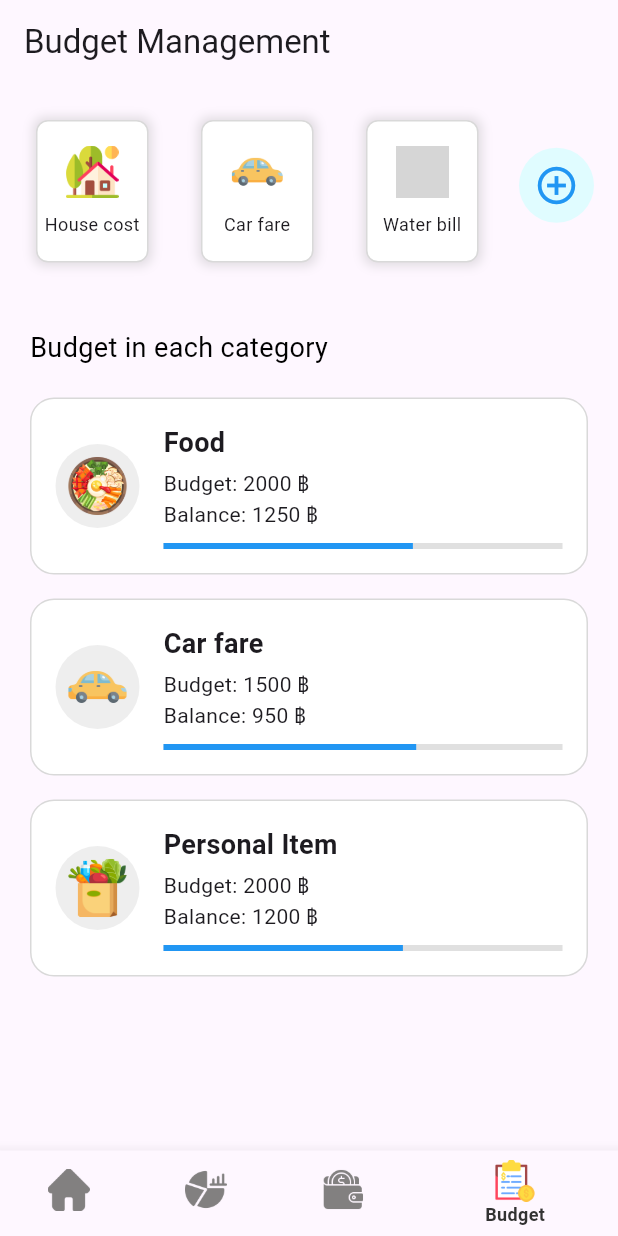
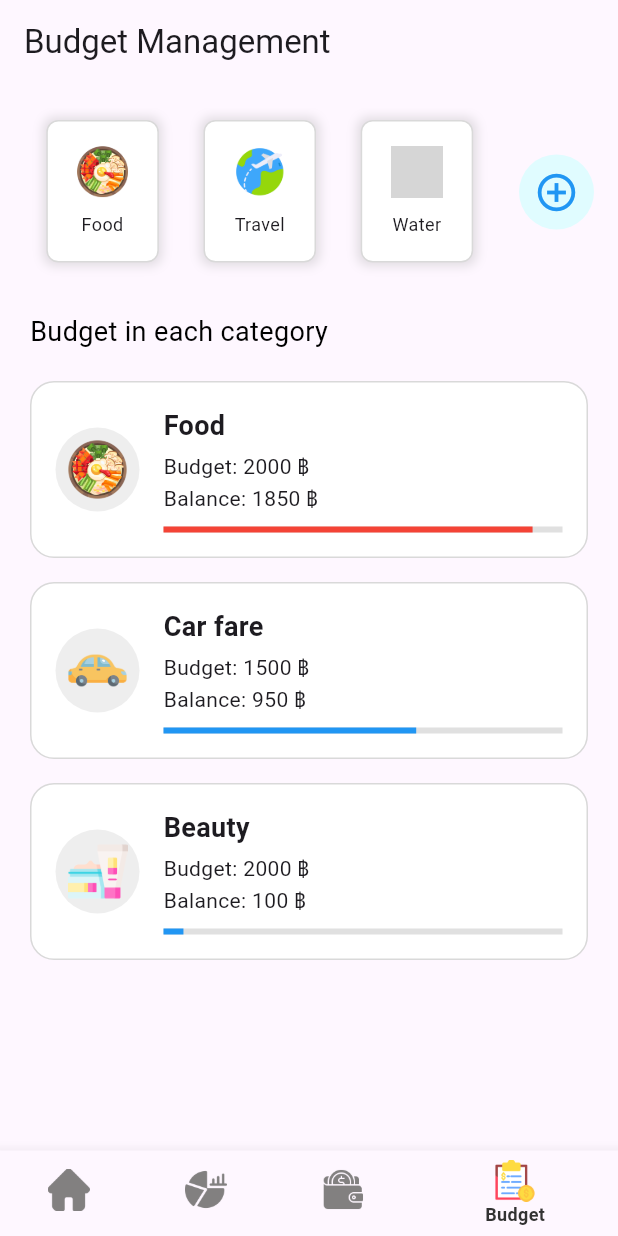
Before and after one commit to NugOrNook/projectVongola, a Flutter app: the screen it shows after launch, item 4 of the bottom bar chosen, on a phone screen of 412 x 824 dp. Run offline on Flutter 3.47's test engine with Material 3 defaults, Android fonts, the phone set to English and light mode, and no system bars; drawn by our look-alikes of carousel_slider; our stand-ins replace flutter_form_builder, form_builder_validators, image_picker, sqflite; missing offline and left inert: google_mlkit_text_recognition; accounts and stored records are empty; grey boxes are pictures that could not be loaded.

Commit message:
Update : 11/9/2024

```diff
--- a/lib/window/Page1/page1.dart
+++ b/lib/window/Page1/page1.dart
@@ -1,5 +1,5 @@
 import 'package:flutter/material.dart';
-import 'pageAdd/pageAddLog.dart';
+import 'pageAddLog.dart';
 import '../../database/db_manage.dart';
 import 'CardDashBoard.dart';
 import 'CardFinancial.dart';
--- a/lib/window/Page1/pageAdd/pageAddLog.dart
+++ b/lib/window/Page1/pageAddLog.dart
@@ -1,8 +1,8 @@
 import 'package:flutter/material.dart';
 import 'package:flutter_form_builder/flutter_form_builder.dart';
 import 'package:form_builder_validators/form_builder_validators.dart';
-import '../../../imageOCR/pick_picture.dart';
-import '../../../database/db_manage.dart';
+import '../../imageOCR/pick_picture.dart';
+import '../../database/db_manage.dart';
 import 'package:flutter/services.dart';
 
 class AddTransaction extends StatefulWidget {
@@ -19,6 +19,7 @@ class _AddTransactionState extends State<AddTransaction> {
   final _formKey = GlobalKey<FormBuilderState>();
   final TextEditingController _amountController = TextEditingController();
   final TextEditingController _memoController = TextEditingController();
+  final TextEditingController _dateTimeController = TextEditingController();
   final ImageOcrHelper _imageOcrHelper = ImageOcrHelper();  // สร้างอินสแตนซ์ของ ImageOcrHelper พอย
 
   @override
@@ -147,7 +148,8 @@ class _AddTransactionState extends State<AddTransaction> {
                   DropdownMenuItem(value: 'House cost', child: Text('House cost'),),
                   DropdownMenuItem(value: 'Car fare', child: Text('Car fare'),),
                   DropdownMenuItem(value: 'Gasoline cost', child: Text('Gasoline cost'),),
-                  DropdownMenuItem(value: 'Cost of equipment', child: Text('Cost of equipment'),),
+                  DropdownMenuItem(value: 'Medical expenses', child: Text('Medical expenses'),),
+                  DropdownMenuItem(value: 'Beauty expenses', child: Text('Beauty expenses'),),
                   DropdownMenuItem(value: 'Other', child: Text('Other'),),
                 ],
                 validator: FormBuilderValidators.required(
@@ -200,7 +202,7 @@ class _AddTransactionState extends State<AddTransaction> {
                 onPressed: () async {
                   if (_formKey.currentState!.saveAndValidate()) {
                     var typeExpense = _formKey.currentState?.value['transactionType'];
-                    var date = _formKey.currentState?.value['date'];
+                    var date = _formKey.currentState?.value['dateTimeController'];
                     var category = _formKey.currentState?.value['category'];
                     var amount = _amountController.text;
                     var memo = _memoController.text;
--- a/lib/window/Page4/page4.dart
+++ b/lib/window/Page4/page4.dart
@@ -1,5 +1,6 @@
 import 'package:flutter/material.dart';
 import 'budgetCatagory.dart';
+import 'package:carousel_slider/carousel_slider.dart';
 
 class Page4 extends StatefulWidget {
   @override
@@ -28,16 +29,37 @@ class CreateBudget extends StatelessWidget {
           child: Row(
             mainAxisAlignment: MainAxisAlignment.spaceBetween,
             children: [
-              _buildCategoryItem('assets/house.png', "House cost"),
-              _buildCategoryItem('assets/car.png', "Car fare"),
-              _buildCategoryItem('assets/water_bill.png', "Water bill"),
-              _buildAddButton(context),
+              Flexible(
+                child: CarouselSlider(
+                  options: CarouselOptions(
+                    height: 120, // ความสูงของ Carousel
+                    viewportFraction: 0.338, // ระยะห่างของแต่ละ item เทียบกับหน้าจอ
+                    enableInfiniteScroll: false, // ปิดการ scroll แบบวน
+                    // enlargeCenterPage: false, // ไม่ขยาย item ตรงกลาง
+                    padEnds: false, // ปิดการ pad ขอบทั้งสองข้าง
+                  ),
+                  items: [
+                    _buildCategoryItem('assets/food.png', "Food", 'Food'),
+                    _buildCategoryItem('assets/travel_expenses.png', "Travel", 'Travel expenses'),
+                    _buildCategoryItem('assets/water_bill.png', "Water", 'Water bill'),
+                    _buildCategoryItem('assets/electricity_bill.png', "Electricity", 'Electricity bill'),
+                    _buildCategoryItem('assets/house.png', "House", 'House cost'),
+                    _buildCategoryItem('assets/car.png', "Car", 'Car fare'),
+                    _buildCategoryItem('assets/gasoline_cost.png', "Gasoline", 'Gasoline cost'),
+                    _buildCategoryItem('assets/medical.png', "Medical", 'Medical expenses'),
+                    _buildCategoryItem('assets/beauty.png', "Beauty", 'Beauty expenses'),
+                    _buildCategoryItem('assets/Other.png', "Other", 'Other'),
+                  ],
+                ),
+              ),
+
+              _buildAddButton(context), // ปุ่ม add ยังอยู่ในตำแหน่งเดิม
             ],
           ),
         ),
         Container(
           alignment: Alignment.centerLeft,
-          padding: EdgeInsets.only(top: 20, left: 20, bottom: 20), // กำหนดเฉพาะด้านบน
+          padding: EdgeInsets.only(top: 0, left: 20, bottom: 20),
           child: Text(
             "Budget in each category",
             style: TextStyle(
@@ -50,9 +72,9 @@ class CreateBudget extends StatelessWidget {
           child: ListView(
             padding: const EdgeInsets.only(bottom: 16, left: 20, right: 20),
             children: [
-              _buildBudgetItem('assets/food.png', "Food", 2000, 1250),
+              _buildBudgetItem('assets/food.png', "Food", 2000, 1850),
               _buildBudgetItem('assets/car.png', "Car fare", 1500, 950),
-              _buildBudgetItem('assets/personal.png', "Personal Item", 2000, 1200),
+              _buildBudgetItem('assets/beauty.png', "Beauty", 2000, 100),
             ],
           ),
         ),
@@ -60,21 +82,21 @@ class CreateBudget extends StatelessWidget {
     );
   }
 
-  Widget _buildCategoryItem(String imagePath, String label) {
+  Widget _buildCategoryItem(String imagePath, String label, String valued) {
     return Column(
       children: [
         Container(
           height: 95,
           width: 75,
-          margin: EdgeInsets.all(8), // ระยะห่างจากกรอบรอบนอก
-          padding: EdgeInsets.symmetric(vertical: 16), // ระยะห่างจากขอบกล่องในแนวตั้ง
+          margin: EdgeInsets.all(8),
+          padding: EdgeInsets.symmetric(vertical: 16),
           decoration: BoxDecoration(
-            color: const Color.fromARGB(255, 255, 255, 255), // พื้นหลังสีเทาอ่อน
+            color: const Color.fromARGB(255, 255, 255, 255),
             border: Border.all(
-              color: const Color.fromARGB(255, 217, 217, 217), // ขอบสีเทาเข้มเล็กน้อย
-              width: 1, // ความกว้างของขอบ
+              color: const Color.fromARGB(255, 217, 217, 217),
+              width: 1,
             ),
-            borderRadius: BorderRadius.circular(8), // ขอบมนของกล่อง
+            borderRadius: BorderRadius.circular(8),
             boxShadow: [
               BoxShadow(
                 color: Colors.grey.withOpacity(0.3),
@@ -88,19 +110,19 @@ class CreateBudget extends StatelessWidget {
             children: [
               Image.asset(
                 imagePath,
-                width: 35, // กำหนดขนาดของรูปภาพ
+                width: 35,
                 height: 35,
               ),
-              SizedBox(height: 9), // ระยะห่างระหว่างรูปภาพและข้อความ
+              SizedBox(height: 9),
               Text(
                 label,
                 style: TextStyle(
-                  fontSize: 12, // ขนาดของตัวอักษร
+                  fontSize: 12,
                 ),
-                textAlign: TextAlign.center, // จัดข้อความให้อยู่ตรงกลาง
-                softWrap: true, // อนุญาตให้ตัดคำอัตโนมัติ
-                maxLines: 2, // จำกัดจำนวนบรรทัดสูงสุดเป็น 2 บรรทัด
-                overflow: TextOverflow.ellipsis, // ถ้าข้อความยาวเกินจะใส่ "..."
+                textAlign: TextAlign.center,
+                softWrap: true,
+                maxLines: 2,
+                overflow: TextOverflow.ellipsis,
               ),
             ],
           ),
@@ -116,11 +138,11 @@ class CreateBudget extends StatelessWidget {
           context,
           MaterialPageRoute(builder: (context) => Budgetcatagory()),
         );
-        // รีเฟรชข้อมูลเมื่อกลับมาจากหน้า Addbudgetcatagory
       },
       child: Column(
         children: [
           Container(
+            margin: EdgeInsets.only(left: 20),
             padding: EdgeInsets.all(10),
             decoration: BoxDecoration(
               shape: BoxShape.circle,
@@ -148,8 +170,8 @@ class CreateBudget extends StatelessWidget {
         color: Colors.white,
         borderRadius: BorderRadius.circular(16),
         border: Border.all(
-          color: const Color.fromARGB(255, 217, 217, 217), // ขอบสีเทาเข้มเล็กน้อย
-          width: 1, // ความกว้างของขอบ
+          color: const Color.fromARGB(255, 217, 217, 217),
+          width: 1,
         ),
       ),
       child: Row(
@@ -185,7 +207,7 @@ class CreateBudget extends StatelessWidget {
                 LinearProgressIndicator(
                   value: progress,
                   backgroundColor: Colors.grey[300],
-                  color: progress > 0.5 ? Colors.blue : Colors.red,
+                  color: progress > 0.8 ? Colors.red : Colors.blue,
                 ),
               ],
             ),
--- a/pubspec.yaml
+++ b/pubspec.yaml
@@ -44,6 +44,7 @@ dependencies:
   form_builder_validators: ^11.0.0
   image_picker: ^1.1.2
   google_ml_kit: ^0.18.0
+  carousel_slider: ^5.0.0
 
 dev_dependencies:
   flutter_test:
@@ -78,7 +79,8 @@ flutter:
     - assets/house.png
     - assets/car.png
     - assets/gasoline_cost.png
-    - assets/personal.png
+    - assets/medical.png
+    - assets/beauty.png
     - assets/Other.png
 
   # The following line ensures that the Material Icons font is
```
Also changed, not shown: lib/database/db_manage.dart (+11 -10 lines), lib/window/Page4/addBudget.dart (+15 -14 lines), lib/window/Page4/budgetCatagory.dart (+50 -22 lines), lib/window/Page4/detailBudget.dart (added, +57 -0 lines), assets/beauty.png (added), assets/medical.png (added), assets/other.png, assets/personal.png (deleted), pubspec.lock.
